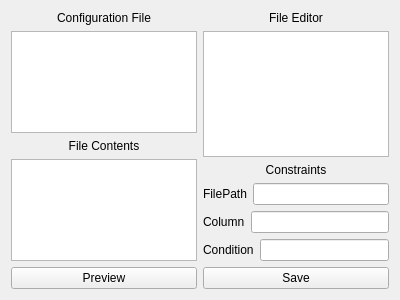
Qt form scadagui/tableeditwindow.ui (MaxwellMcFarlane/DMS) before a commit.
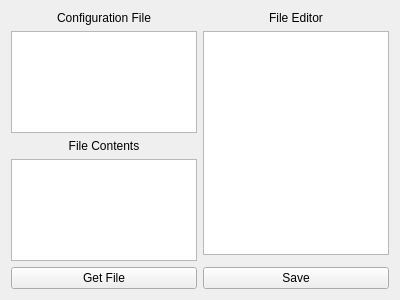
The same form after that commit.

Patch:
```diff
--- a/scadagui/tableeditwindow.ui
+++ b/scadagui/tableeditwindow.ui
@@ -69,70 +69,10 @@
      </item>
     </layout>
    </item>
-   <item row="1" column="1">
-    <layout class="QVBoxLayout" name="verticalLayout_6">
-     <item>
-      <widget class="QLabel" name="label_2">
-       <property name="text">
-        <string>Constraints</string>
-       </property>
-       <property name="alignment">
-        <set>Qt::AlignCenter</set>
-       </property>
-      </widget>
-     </item>
-     <item>
-      <layout class="QHBoxLayout" name="horizontalLayout_3">
-       <item>
-        <widget class="QLabel" name="label_7">
-         <property name="text">
-          <string>FilePath</string>
-         </property>
-        </widget>
-       </item>
-       <item>
-        <widget class="QLineEdit" name="FilePath"/>
-       </item>
-      </layout>
-     </item>
-     <item>
-      <layout class="QVBoxLayout" name="verticalLayout_5">
-       <item>
-        <layout class="QHBoxLayout" name="horizontalLayout">
-         <item>
-          <widget class="QLabel" name="label_5">
-           <property name="text">
-            <string>Column</string>
-           </property>
-          </widget>
-         </item>
-         <item>
-          <widget class="QLineEdit" name="ColumnEdit"/>
-         </item>
-        </layout>
-       </item>
-       <item>
-        <layout class="QHBoxLayout" name="horizontalLayout_2">
-         <item>
-          <widget class="QLabel" name="label_6">
-           <property name="text">
-            <string>Condition</string>
-           </property>
-          </widget>
-         </item>
-         <item>
-          <widget class="QLineEdit" name="ConditionEdit"/>
-         </item>
-        </layout>
-       </item>
-      </layout>
-     </item>
-    </layout>
-   </item>
    <item row="2" column="0">
     <widget class="QPushButton" name="Previewbutton">
      <property name="text">
-      <string>Preview</string>
+      <string>Get File</string>
      </property>
     </widget>
    </item>
```
